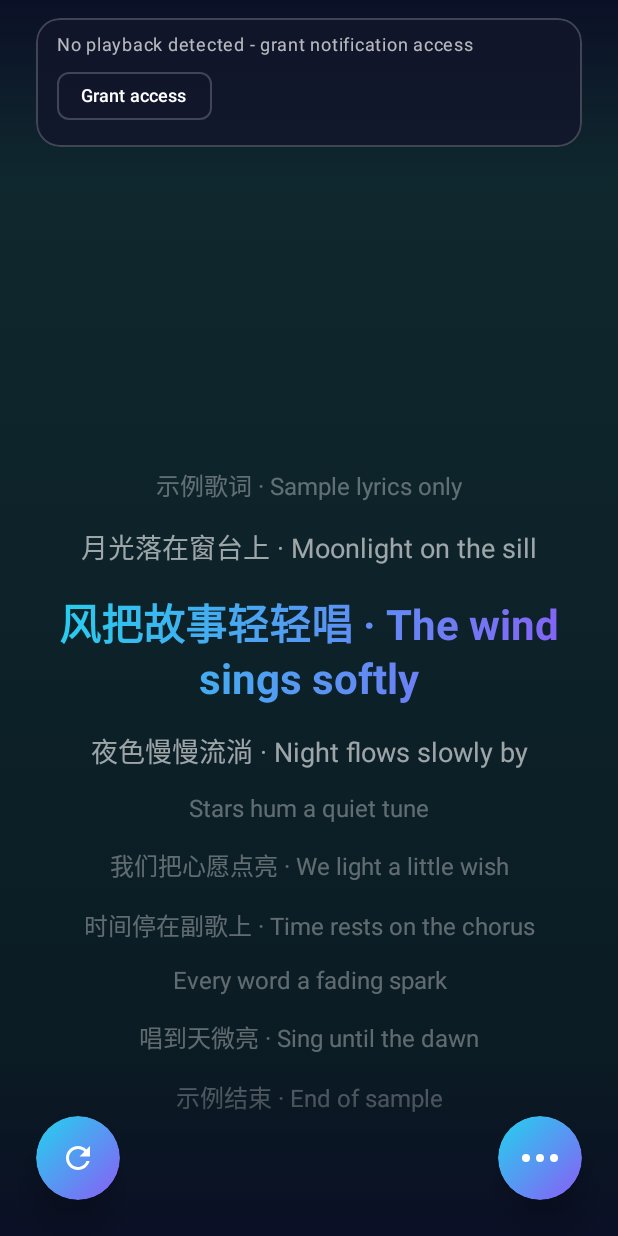
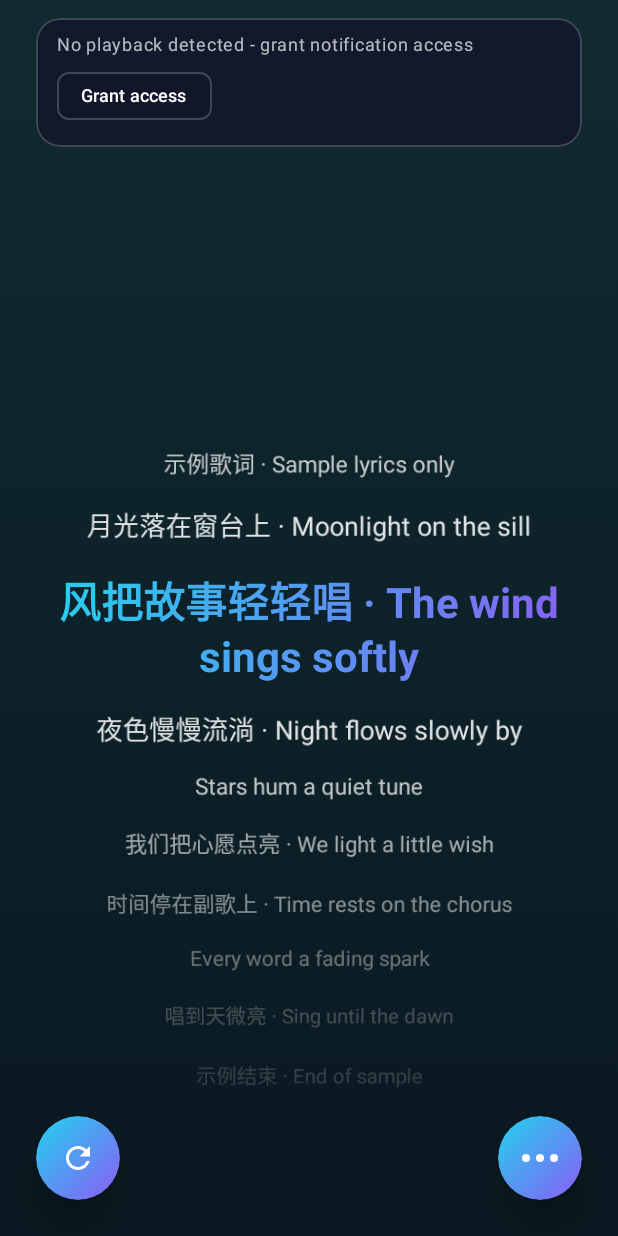
Before and after one commit to maxforeee/lyricsync, an Android app built with Jetpack Compose: the screen it shows after launch (MainActivity), on a phone screen of 412 x 824 dp. Run offline under Robolectric (Android 15) with nearby library versions, the phone set to English and light mode, and no system bars.

Commit message:
M2.1: smooth follow, higher anchor, arc fades, transparent status bar

```diff
--- a/app/build.gradle.kts
+++ b/app/build.gradle.kts
@@ -11,8 +11,8 @@ android {
         applicationId = "com.lyricsync.app"
         minSdk = 26
         targetSdk = 34
-        versionCode = 3
-        versionName = "0.3.0"
+        versionCode = 4
+        versionName = "0.4.0"
     }
 
     buildTypes {
--- a/app/src/main/java/com/lyricsync/app/MainActivity.kt
+++ b/app/src/main/java/com/lyricsync/app/MainActivity.kt
@@ -1,16 +1,28 @@
 package com.lyricsync.app
 
+import android.graphics.Color
+import android.graphics.drawable.ColorDrawable
 import android.os.Bundle
 import androidx.activity.ComponentActivity
 import androidx.activity.compose.setContent
+import androidx.compose.ui.graphics.toArgb
 import androidx.core.view.WindowCompat
+import androidx.core.view.WindowInsetsControllerCompat
 import com.lyricsync.app.ui.lyrics.LyricsScreen
+import com.lyricsync.app.ui.theme.DeepIndigo
 import com.lyricsync.app.ui.theme.LyricSyncTheme
 
 class MainActivity : ComponentActivity() {
     override fun onCreate(savedInstanceState: Bundle?) {
         super.onCreate(savedInstanceState)
         WindowCompat.setDecorFitsSystemWindows(window, false)
+        window.statusBarColor = Color.TRANSPARENT
+        window.navigationBarColor = Color.TRANSPARENT
+        window.setBackgroundDrawable(ColorDrawable(DeepIndigo.toArgb()))
+        WindowInsetsControllerCompat(window, window.decorView).apply {
+            isAppearanceLightStatusBars = false
+            isAppearanceLightNavigationBars = false
+        }
         setContent {
             LyricSyncTheme {
                 LyricsScreen()
--- a/app/src/main/java/com/lyricsync/app/ui/lyrics/LyricsScreen.kt
+++ b/app/src/main/java/com/lyricsync/app/ui/lyrics/LyricsScreen.kt
@@ -7,6 +7,7 @@ import androidx.compose.animation.AnimatedVisibility
 import androidx.compose.animation.core.LinearEasing
 import androidx.compose.animation.core.RepeatMode
 import androidx.compose.animation.core.animateFloat
+import androidx.compose.animation.core.animateFloatAsState
 import androidx.compose.animation.core.infiniteRepeatable
 import androidx.compose.animation.core.rememberInfiniteTransition
 import androidx.compose.animation.core.tween
@@ -26,10 +27,13 @@ import androidx.compose.foundation.layout.BoxWithConstraints
 import androidx.compose.foundation.layout.Column
 import androidx.compose.foundation.layout.PaddingValues
 import androidx.compose.foundation.layout.WindowInsets
+import androidx.compose.foundation.layout.asPaddingValues
 import androidx.compose.foundation.layout.fillMaxSize
 import androidx.compose.foundation.layout.fillMaxWidth
 import androidx.compose.foundation.layout.height
+import androidx.compose.foundation.layout.navigationBars
 import androidx.compose.foundation.layout.padding
+import androidx.compose.foundation.layout.statusBars
 import androidx.compose.foundation.layout.systemBars
 import androidx.compose.foundation.layout.windowInsetsPadding
 import androidx.compose.foundation.lazy.LazyColumn
@@ -51,6 +55,7 @@ import androidx.compose.ui.Modifier
 import androidx.compose.ui.draw.clip
 import androidx.compose.ui.graphics.Brush
 import androidx.compose.ui.graphics.Color
+import androidx.compose.ui.graphics.graphicsLayer
 import androidx.compose.ui.graphics.lerp
 import androidx.compose.ui.platform.LocalContext
 import androidx.compose.ui.platform.LocalDensity
@@ -73,7 +78,6 @@ import com.lyricsync.app.ui.theme.IndigoBottom
 import com.lyricsync.app.ui.theme.IndigoTop
 import com.lyricsync.app.ui.theme.PillBorder
 import com.lyricsync.app.ui.theme.PillSurface
-import com.lyricsync.app.ui.theme.ScrimBase
 import com.lyricsync.app.ui.theme.TealBottom
 import com.lyricsync.app.ui.theme.TealTop
 import com.lyricsync.app.ui.theme.VioletAccent
@@ -89,7 +93,8 @@ import kotlin.math.roundToInt
 fun LyricsScreen(viewModel: LyricsViewModel = viewModel()) {
     val state by viewModel.state.collectAsStateWithLifecycle()
     val context = LocalContext.current
-    val backgroundBrush = rememberAnimatedBackground()
+    val (backgroundTop, backgroundBottom) = rememberAnimatedBackgroundColors()
+    val backgroundBrush = Brush.verticalGradient(listOf(backgroundTop, backgroundBottom))
 
     var wasRefreshing by remember { mutableStateOf(false) }
     LaunchedEffect(state.refreshing) {
@@ -117,11 +122,6 @@ fun LyricsScreen(viewModel: LyricsViewModel = viewModel()) {
             .fillMaxSize()
             .background(backgroundBrush)
     ) {
-        Box(
-            modifier = Modifier
-                .fillMaxSize()
-                .windowInsetsPadding(WindowInsets.systemBars)
-        ) {
         when {
             state.lyricsLoading -> LyricsCenterMessage(
                 text = stringResource(R.string.loading_lyrics)
@@ -139,25 +139,37 @@ fun LyricsScreen(viewModel: LyricsViewModel = viewModel()) {
             )
         }
 
+        val statusBarTop = WindowInsets.statusBars.asPaddingValues().calculateTopPadding()
+        val navigationBarBottom =
+            WindowInsets.navigationBars.asPaddingValues().calculateBottomPadding()
         Box(
             modifier = Modifier
                 .align(Alignment.TopCenter)
                 .fillMaxWidth()
-                    .height(120.dp)
+                .height(160.dp + statusBarTop)
                 .background(
-                        Brush.verticalGradient(listOf(ScrimBase, Color.Transparent))
+                    Brush.verticalGradient(
+                        listOf(backgroundTop, backgroundTop.copy(alpha = 0f))
+                    )
                 )
         )
         Box(
             modifier = Modifier
                 .align(Alignment.BottomCenter)
                 .fillMaxWidth()
-                    .height(120.dp)
+                .height(160.dp + navigationBarBottom)
                 .background(
-                        Brush.verticalGradient(listOf(Color.Transparent, ScrimBase))
+                    Brush.verticalGradient(
+                        listOf(backgroundBottom.copy(alpha = 0f), backgroundBottom)
+                    )
                 )
         )
 
+        Box(
+            modifier = Modifier
+                .fillMaxSize()
+                .windowInsetsPadding(WindowInsets.systemBars)
+        ) {
             if (state.statusCardVisible) {
                 PlaybackStatusCard(
                     playback = state.playback,
@@ -268,25 +280,42 @@ private fun LyricsList(
     }
 
     BoxWithConstraints(modifier = modifier) {
-        val halfViewport = maxHeight / 2
-        val centerOffsetPx = with(density) {
+        val viewportHeight = maxHeight
+        val anchorOffsetPx = with(density) {
             ((36.sp.toPx() + 16.dp.toPx()) / 2f).roundToInt()
         }
+        var lastAutoScrollTarget by remember { mutableStateOf(-1) }
 
         LaunchedEffect(currentIndex, followEnabled) {
-            if (followEnabled) {
-                listState.animateScrollToItem(currentIndex, centerOffsetPx)
+            if (!followEnabled) {
+                lastAutoScrollTarget = -1
+                return@LaunchedEffect
+            }
+            val visibleItems = listState.layoutInfo.visibleItemsInfo
+            val currentVisible = visibleItems.any { it.index == currentIndex }
+            val nearBottomEdge = visibleItems.lastOrNull()
+                ?.let { currentIndex >= it.index - 2 } ?: false
+            if ((!currentVisible || nearBottomEdge) && lastAutoScrollTarget != currentIndex) {
+                lastAutoScrollTarget = currentIndex
+                listState.animateScrollToItem(currentIndex, anchorOffsetPx)
             }
         }
 
         LazyColumn(
             state = listState,
             modifier = Modifier.fillMaxSize(),
-            contentPadding = PaddingValues(vertical = halfViewport),
+            contentPadding = PaddingValues(
+                top = viewportHeight * 0.35f,
+                bottom = viewportHeight * 0.65f
+            ),
             horizontalAlignment = Alignment.CenterHorizontally
         ) {
             itemsIndexed(lines, key = { _, line -> line.timeMs }) { index, line ->
-                LyricRow(text = line.text, distance = abs(index - currentIndex))
+                LyricRow(
+                    text = line.text,
+                    distance = abs(index - currentIndex),
+                    isAboveCurrent = index < currentIndex
+                )
             }
         }
     }
@@ -343,7 +372,7 @@ private fun UnavailableLyrics(title: String, artist: String) {
 }
 
 @Composable
-private fun LyricRow(text: String, distance: Int) {
+private fun LyricRow(text: String, distance: Int, isAboveCurrent: Boolean) {
     val style = when (distance) {
         0 -> TextStyle(
             brush = Brush.linearGradient(listOf(CyanAccent, VioletAccent)),
@@ -353,23 +382,46 @@ private fun LyricRow(text: String, distance: Int) {
             textAlign = TextAlign.Center
         )
         1 -> TextStyle(
-            color = Color.White.copy(alpha = 0.6f),
+            color = Color.White,
             fontSize = 18.sp,
             lineHeight = 24.sp,
             textAlign = TextAlign.Center
         )
         else -> TextStyle(
-            color = Color.White.copy(alpha = 0.35f),
+            color = Color.White,
             fontSize = 16.sp,
             lineHeight = 22.sp,
             textAlign = TextAlign.Center
         )
     }
+    val arcFraction = (distance / 6f).coerceIn(0f, 1f)
+    val arcScale by animateFloatAsState(
+        targetValue = 1f - 0.15f * arcFraction,
+        animationSpec = tween(250),
+        label = "arcScale"
+    )
+    val arcAlpha by animateFloatAsState(
+        targetValue = 1f - 0.75f * arcFraction,
+        animationSpec = tween(250),
+        label = "arcAlpha"
+    )
+    val arcTilt by animateFloatAsState(
+        targetValue = if (isAboveCurrent) 12f * arcFraction else -12f * arcFraction,
+        animationSpec = tween(250),
+        label = "arcTilt"
+    )
     Text(
         text = text,
         style = style,
         modifier = Modifier
             .fillMaxWidth()
+            .graphicsLayer {
+                scaleX = arcScale
+                scaleY = arcScale
+                alpha = arcAlpha
+                rotationX = arcTilt
+                cameraDistance = 12f * density
+            }
             .padding(horizontal = 24.dp, vertical = 8.dp)
     )
 }
@@ -447,7 +499,7 @@ private fun formatTimeOfDay(epochMs: Long): String =
     SimpleDateFormat("HH:mm:ss", Locale.getDefault()).format(Date(epochMs))
 
 @Composable
-private fun rememberAnimatedBackground(): Brush {
+private fun rememberAnimatedBackgroundColors(): Pair<Color, Color> {
     val transition = rememberInfiniteTransition(label = "lyricsBackground")
     val phase by transition.animateFloat(
         initialValue = 0f,
@@ -468,5 +520,5 @@ private fun rememberAnimatedBackground(): Brush {
     val t = phase - phase.toInt()
     val top = lerp(palettes[segment][0], palettes[next][0], t)
     val bottom = lerp(palettes[segment][1], palettes[next][1], t)
-    return Brush.verticalGradient(listOf(top, bottom))
+    return top to bottom
 }
```
Also changed, not shown: 1 other file. Lines whose indentation alone changed are shown as unchanged.
